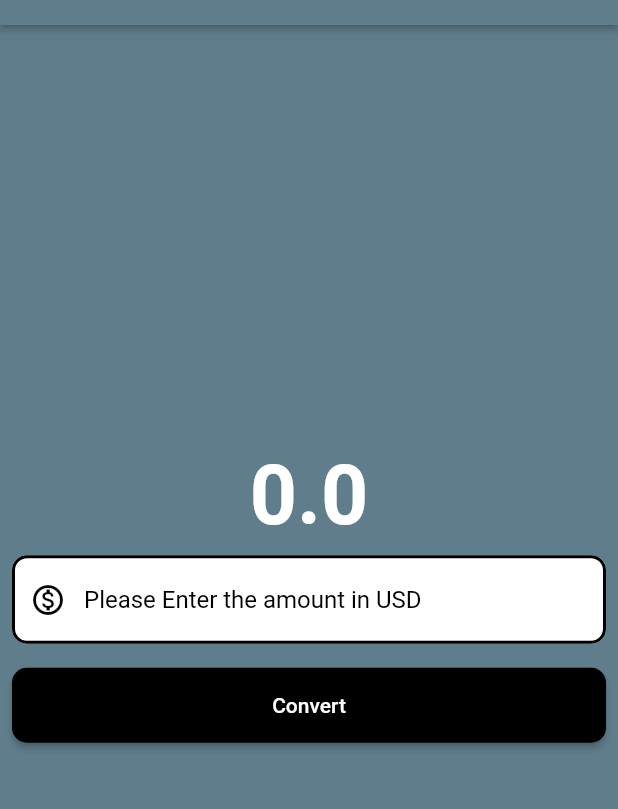
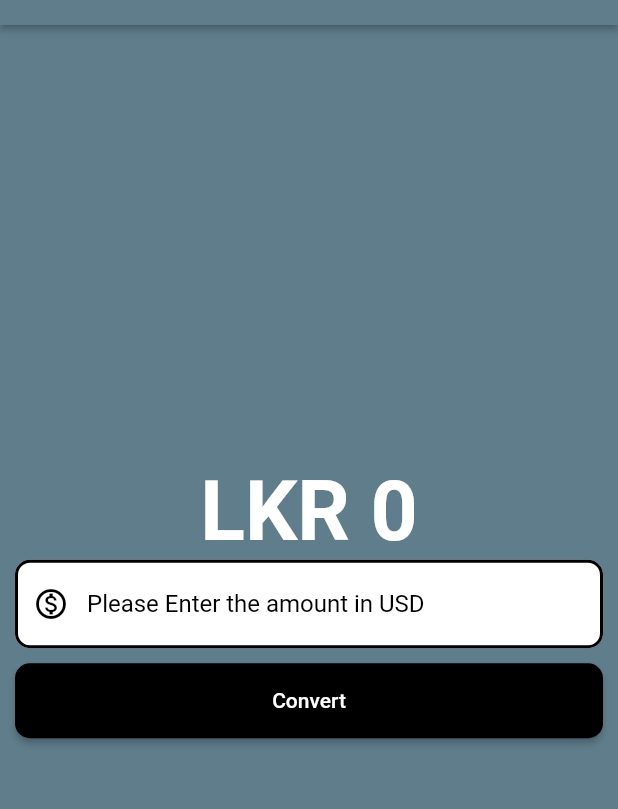
Before and after one commit to arshedgithub/Currency-converter-app, a Flutter app: the screen it shows after launch, after a tap on "Convert", on a phone screen of 412 x 824 dp, the part 59-868 px from its top. Run offline on Flutter 3.47's test engine with Material 2 defaults, Android fonts, the phone set to English and light mode, and no system bars.

Commit message:
enhance style

```diff
--- a/lib/currency_converter_material_page.dart
+++ b/lib/currency_converter_material_page.dart
@@ -22,6 +22,11 @@ class _CurrenceyConverterMaterialPageState extends State<CurrenceyConverterMater
       borderRadius: BorderRadius.circular(10),
     );
 
+    void convert(){
+      result = double.parse(textEditingController.text) * 355;
+      setState((){}); // rebuild
+    }
+
     return Scaffold(
       backgroundColor: Colors.blueGrey,
       appBar: AppBar(
@@ -30,20 +35,20 @@ class _CurrenceyConverterMaterialPageState extends State<CurrenceyConverterMater
         title: const Text('Currency Converter'),
       ),
       body: Center(
+        child: Padding(
+          padding: const EdgeInsets.all(10),
           child: Column(
             mainAxisAlignment: MainAxisAlignment.center,
             children: [
               Text(
-              result.toString(),
+                'LKR ${result != 0 ? result.toStringAsFixed(3) : result.toStringAsFixed(0)}',
                 style: const TextStyle(
                   fontSize: 55,
                   fontWeight: FontWeight.bold,
                   color: Color.fromARGB(255, 255, 255, 255),
                 ),
               ),
-            Padding(
-              padding: const EdgeInsets.all(8.0),
-              child: TextField(
+              TextField(
                 controller: textEditingController,
                 style: const TextStyle(
                   color: Colors.black,
@@ -64,14 +69,9 @@ class _CurrenceyConverterMaterialPageState extends State<CurrenceyConverterMater
                   decimal: true
                 ),
               ),
-            ),
-            Padding(
-              padding: const EdgeInsets.all(8.0),
-              child: ElevatedButton(
-                onPressed: (){
-                  result = double.parse(textEditingController.text) * 355;
-                  setState(() {});
-                },
+              const SizedBox(height: 10),
+              ElevatedButton(
+                onPressed: convert,
                 style: ElevatedButton.styleFrom(
                   backgroundColor: Colors.black,
                   foregroundColor: Colors.white,
@@ -81,9 +81,9 @@ class _CurrenceyConverterMaterialPageState extends State<CurrenceyConverterMater
                   )
                 ),
                 child: const Text('Convert'),
-              ),
               )
             ],
+          ),
         ),
       ),
     );
```
Lines whose indentation alone changed are shown as unchanged.
